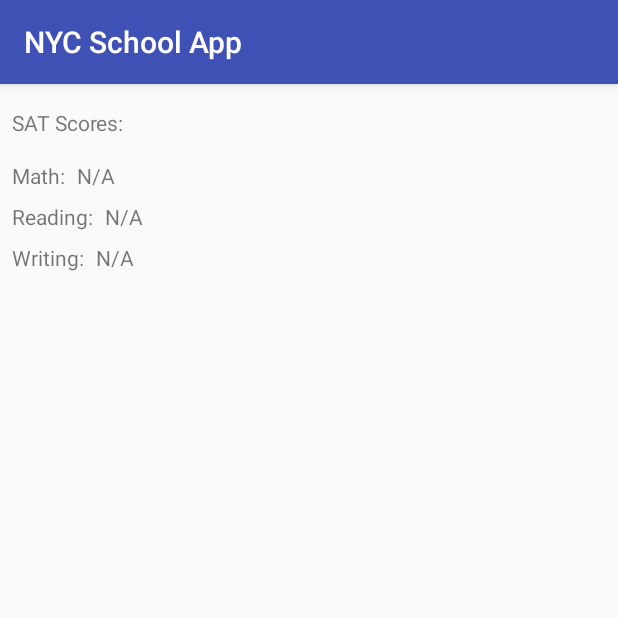
After one commit to andykeem/nyc_school, an Android app: the DetailActivity screen opened directly, with no data from a screen before it, on a phone screen of 412 x 824 dp, the top half of it. The commit adds this screen. Run offline under Robolectric (Android 15) with nearby library versions, the phone set to English and light mode, and no system bars; network calls fail; 2 statements that could not run were skipped.

Commit message:
list and detail logics added

```diff
--- a/NYCSchoolApp/app/build.gradle
+++ b/NYCSchoolApp/app/build.gradle
@@ -19,11 +19,12 @@ android {
 }
 
 dependencies {
-    implementation fileTree(dir: 'libs', include: ['*.jar'])
+    implementation fileTree(include: ['*.jar'], dir: 'libs')
     implementation 'com.android.support:appcompat-v7:26.1.0'
     implementation 'com.android.support.constraint:constraint-layout:1.0.2'
     implementation 'com.android.support:support-v4:26.1.0'
     testImplementation 'junit:junit:4.12'
     androidTestImplementation 'com.android.support.test:runner:1.0.1'
     androidTestImplementation 'com.android.support.test.espresso:espresso-core:3.0.1'
+    implementation 'com.android.support:recyclerview-v7:26.1.0'
 }
--- a/NYCSchoolApp/app/src/main/AndroidManifest.xml
+++ b/NYCSchoolApp/app/src/main/AndroidManifest.xml
@@ -18,6 +18,7 @@
                 <category android:name="android.intent.category.LAUNCHER" />
             </intent-filter>
         </activity>
+        <activity android:name=".DetailActivity"></activity>
     </application>
 
 </manifest>
--- /dev/null
+++ b/NYCSchoolApp/app/src/main/java/com/example/andyk/nycschoolapp/DetailActivity.java
@@ -0,0 +1,33 @@
+package com.example.andyk.nycschoolapp;
+
+import android.content.Context;
+import android.content.Intent;
+import android.support.v4.app.Fragment;
+import android.support.v4.app.FragmentManager;
+import android.support.v7.app.AppCompatActivity;
+import android.os.Bundle;
+
+public class DetailActivity extends AppCompatActivity {
+
+    protected static final String INTENT_EXTRA_SCHOOL_DBN = "dbn";
+
+    @Override
+    protected void onCreate(Bundle savedInstanceState) {
+        super.onCreate(savedInstanceState);
+        setContentView(R.layout.activity_detail);
+
+        FragmentManager fm = this.getSupportFragmentManager();
+        Fragment f = fm.findFragmentById(R.id.fragment_container);
+        if (f == null) {
+            String schoolDbn = this.getIntent().getStringExtra(INTENT_EXTRA_SCHOOL_DBN);
+            f = DetailFragment.newFragment(schoolDbn);
+            fm.beginTransaction()
+                    .add(R.id.fragment_container, f)
+                    .commit();
+        }
+    }
+
+    public static Intent newIntent(Context context) {
+        return new Intent(context, DetailActivity.class);
+    }
+}
--- /dev/null
+++ b/NYCSchoolApp/app/src/main/java/com/example/andyk/nycschoolapp/DetailFragment.java
@@ -0,0 +1,101 @@
+package com.example.andyk.nycschoolapp;
+
+
+import android.os.AsyncTask;
+import android.os.Bundle;
+import android.support.annotation.Nullable;
+import android.support.v4.app.Fragment;
+import android.support.v7.app.ActionBar;
+import android.support.v7.app.AppCompatActivity;
+import android.text.TextUtils;
+import android.view.LayoutInflater;
+import android.view.View;
+import android.view.ViewGroup;
+import android.widget.TextView;
+
+import com.example.andyk.nycschoolapp.helper.SchoolDetailFetcher;
+import com.example.andyk.nycschoolapp.model.SchoolDetail;
+
+
+/**
+ * A simple {@link Fragment} subclass.
+ */
+public class DetailFragment extends Fragment {
+
+    protected static final String TAG = DetailFragment.class.getSimpleName();
+    protected static final String ARG_DBN = "dbn";
+    protected ActionBar mActionBar;
+    protected SchoolDetail mDetail;
+    protected TextView mTvScoreMath;
+    protected TextView mTvScoreReading;
+    protected TextView mTvScoreWriting;
+
+    public DetailFragment() {
+        // Required empty public constructor
+    }
+
+    @Override
+    public void onCreate(@Nullable Bundle savedInstanceState) {
+        super.onCreate(savedInstanceState);
+        Bundle args = this.getArguments();
+        String schoolDbn = args.getString(ARG_DBN);
+        String[] params = new String[]{schoolDbn};
+        new SchoolDetailTask().execute(params);
+        mActionBar = ((AppCompatActivity) this.getActivity()).getSupportActionBar();
+    }
+
+    @Override
+    public View onCreateView(LayoutInflater inflater, ViewGroup container,
+                             Bundle savedInstanceState) {
+        // Inflate the layout for this fragment
+        View v = inflater.inflate(R.layout.fragment_detail, container, false);
+        mTvScoreMath = v.findViewById(R.id.tv_score_math);
+        mTvScoreReading = v.findViewById(R.id.tv_score_reading);
+        mTvScoreWriting = v.findViewById(R.id.tv_score_writing);
+        return v;
+    }
+
+    public void updateUI() {
+        String notAvailable = this.getResources().getString(R.string.not_available);
+        if ((mDetail != null) && !TextUtils.isEmpty(mDetail.getName())) {
+            mActionBar.setTitle(mDetail.getName());
+        }
+        if ((mDetail != null) && !TextUtils.isEmpty(mDetail.getSatMath())) {
+            mTvScoreMath.setText(mDetail.getSatMath());
+        } else {
+            mTvScoreMath.setText(notAvailable);
+        }
+        if ((mDetail != null) && !TextUtils.isEmpty(mDetail.getSatReading())) {
+            mTvScoreReading.setText(mDetail.getSatReading());
+        } else {
+            mTvScoreReading.setText(notAvailable);
+        }
+        if ((mDetail != null) && !TextUtils.isEmpty(mDetail.getSatWriting())) {
+            mTvScoreWriting.setText(mDetail.getSatWriting());
+        } else {
+            mTvScoreWriting.setText(notAvailable);
+        }
+    }
+
+    public static Fragment newFragment(String schoolDbn) {
+        Bundle args = new Bundle();
+        args.putString(ARG_DBN, schoolDbn);
+        Fragment frgmnt = new DetailFragment();
+        frgmnt.setArguments(args);
+        return frgmnt;
+    }
+
+    private class SchoolDetailTask extends AsyncTask<String, Void, SchoolDetail> {
+        @Override
+        protected SchoolDetail doInBackground(String... params) {
+            String schoolDbn = params[0];
+            SchoolDetail detail = new SchoolDetailFetcher().getDetailByDbn(schoolDbn);
+            return detail;
+        }
+        @Override
+        protected void onPostExecute(SchoolDetail result) {
+            mDetail = result;
+            updateUI();
+        }
+    }
+}
--- a/NYCSchoolApp/app/src/main/java/com/example/andyk/nycschoolapp/MainActivity.java
+++ b/NYCSchoolApp/app/src/main/java/com/example/andyk/nycschoolapp/MainActivity.java
@@ -3,8 +3,6 @@ package com.example.andyk.nycschoolapp;
 import android.os.Bundle;
 import android.support.v4.app.Fragment;
 import android.support.v7.app.AppCompatActivity;
-
-import com.example.andyk.nycschoolapp.helper.MainFragment;
 
 public class MainActivity extends AppCompatActivity {
 
--- a/NYCSchoolApp/app/src/main/java/com/example/andyk/nycschoolapp/helper/HttpRequest.java
+++ b/NYCSchoolApp/app/src/main/java/com/example/andyk/nycschoolapp/helper/HttpRequest.java
@@ -9,6 +9,8 @@ import java.io.OutputStream;
 import java.net.HttpURLConnection;
 import java.net.MalformedURLException;
 import java.net.URL;
+import java.util.HashMap;
+import java.util.Map;
 
 /**
  * Created by andyk on 3/7/18.
@@ -17,11 +19,15 @@ import java.net.URL;
 public class HttpRequest {
 
     protected static final String TAG = HttpRequest.class.getSimpleName();
+    protected Map<String, String> mParams = new HashMap<>();
 
     public String getUrlString(String url) {
         byte[] bytes = null;
         try {
             bytes = this.getUrlBytes(url);
+            if (bytes == null) {
+                return null;
+            }
             String response = new String(bytes);
             return response;
         } catch (IOException ioe) {
@@ -47,4 +53,8 @@ public class HttpRequest {
         conn.disconnect();
         return out.toByteArray();
     }
+
+    protected void setParam(String key, String val) {
+        mParams.put(key, val);
+    }
 }
--- /dev/null
+++ b/NYCSchoolApp/app/src/main/java/com/example/andyk/nycschoolapp/helper/SchoolDetailFetcher.java
@@ -0,0 +1,63 @@
+package com.example.andyk.nycschoolapp.helper;
+
+import android.net.Uri;
+import android.util.Log;
+
+import com.example.andyk.nycschoolapp.model.SchoolDetail;
+
+import org.json.JSONArray;
+import org.json.JSONException;
+import org.json.JSONObject;
+import org.json.JSONTokener;
+
+/**
+ * Created by andyk on 3/7/18.
+ */
+
+public class SchoolDetailFetcher extends SchoolFetcher {
+
+    protected static final String TAG = SchoolDetailFetcher.class.getSimpleName();
+    protected static final String PATH = "resource/734v-jeq5.json";
+    protected static final String PARAM_DETAIL_KEY = "dbn";
+
+    protected Uri getRequestUri() {
+        Uri.Builder baseUri = this.getBaseUri();
+        baseUri.appendEncodedPath(PATH);
+        for (String key : mParams.keySet()) {
+            String val = mParams.get(key);
+            baseUri.appendQueryParameter(key, val);
+        }
+        Uri uri = baseUri.build();
+        return uri;
+    }
+
+    public SchoolDetail getDetailByDbn(String dbn) {
+        this.setParam(PARAM_DETAIL_KEY, dbn);
+        String url = this.getRequestUrl();
+        String resp = this.getUrlString(url);
+        SchoolDetail detail = this.getSchoolDetail(resp);
+        return detail;
+    }
+
+    protected SchoolDetail getSchoolDetail(String resp) {
+        try {
+            JSONArray arr = (JSONArray) new JSONTokener(resp).nextValue();
+            int numItems = arr.length();
+            for (int i = 0; i < numItems; i++) {
+                JSONObject json = (JSONObject) arr.get(i);
+                if (json != null) {
+                    SchoolDetail detail = new SchoolDetail();
+                    detail.setDbn(json.getString("dbn"));
+                    detail.setSatReading(json.getString("sat_critical_reading_avg_score"));
+                    detail.setSatMath(json.getString("sat_math_avg_score"));
+                    detail.setSatWriting(json.getString("sat_writing_avg_score"));
+                    detail.setName(json.getString("school_name"));
+                    return detail;
+                }
+            }
+        } catch (JSONException je) {
+            Log.e(TAG, je.getMessage(), je);
+        }
+        return null;
+    }
+}
--- /dev/null
+++ b/NYCSchoolApp/app/src/main/res/layout/activity_detail.xml
@@ -0,0 +1,10 @@
+<?xml version="1.0" encoding="utf-8"?>
+<android.support.constraint.ConstraintLayout xmlns:android="http://schemas.android.com/apk/res/android"
+    xmlns:app="http://schemas.android.com/apk/res-auto"
+    xmlns:tools="http://schemas.android.com/tools"
+    android:layout_width="match_parent"
+    android:layout_height="match_parent"
+    tools:context="com.example.andyk.nycschoolapp.DetailActivity"
+    android:id="@+id/fragment_container">
+
+</android.support.constraint.ConstraintLayout>
--- /dev/null
+++ b/NYCSchoolApp/app/src/main/res/layout/fragment_detail.xml
@@ -0,0 +1,77 @@
+<android.support.constraint.ConstraintLayout xmlns:android="http://schemas.android.com/apk/res/android"
+    xmlns:app="http://schemas.android.com/apk/res-auto"
+    xmlns:tools="http://schemas.android.com/tools"
+    android:id="@+id/frameLayout"
+    android:layout_width="match_parent"
+    android:layout_height="match_parent"
+    tools:context="com.example.andyk.nycschoolapp.DetailFragment">
+
+    <!-- TODO: Update blank fragment layout -->
+    <TextView
+        android:id="@+id/tv_sat_score"
+        android:layout_width="match_parent"
+        android:layout_height="wrap_content"
+        android:text="@string/sat_scores"
+        android:layout_marginLeft="8dp"
+        android:layout_marginTop="16dp"
+        app:layout_constraintLeft_toLeftOf="parent"
+        app:layout_constraintTop_toTopOf="parent" />
+
+    <TextView
+        android:id="@+id/tv_label_math"
+        android:layout_width="wrap_content"
+        android:layout_height="wrap_content"
+        android:layout_marginLeft="8dp"
+        android:layout_marginTop="16dp"
+        android:text="@string/math"
+        app:layout_constraintLeft_toLeftOf="parent"
+        app:layout_constraintTop_toBottomOf="@id/tv_sat_score" />
+
+    <TextView
+        android:layout_width="wrap_content"
+        android:layout_height="wrap_content"
+        android:layout_marginLeft="8dp"
+        android:layout_marginTop="16dp"
+        android:id="@+id/tv_score_math"
+        app:layout_constraintLeft_toRightOf="@id/tv_label_math"
+        app:layout_constraintTop_toBottomOf="@id/tv_sat_score"/>
+
+    <TextView
+        android:id="@+id/tv_label_reading"
+        android:layout_width="wrap_content"
+        android:layout_height="wrap_content"
+        android:layout_marginLeft="8dp"
+        android:layout_marginTop="8dp"
+        android:text="@string/reading"
+        app:layout_constraintLeft_toLeftOf="parent"
+        app:layout_constraintTop_toBottomOf="@id/tv_label_math" />
+
+    <TextView
+        android:layout_width="wrap_content"
+        android:layout_height="wrap_content"
+        android:layout_marginLeft="8dp"
+        android:layout_marginTop="8dp"
+        android:id="@+id/tv_score_reading"
+        app:layout_constraintLeft_toRightOf="@id/tv_label_reading"
+        app:layout_constraintTop_toBottomOf="@id/tv_score_math"/>
+
+    <TextView
+        android:id="@+id/tv_label_writing"
+        android:layout_width="wrap_content"
+        android:layout_height="wrap_content"
+        android:layout_marginLeft="8dp"
+        android:layout_marginTop="8dp"
+        android:text="@string/writing"
+        app:layout_constraintLeft_toLeftOf="parent"
+        app:layout_constraintTop_toBottomOf="@id/tv_label_reading" />
+
+    <TextView
+        android:layout_width="wrap_content"
+        android:layout_height="wrap_content"
+        android:layout_marginLeft="8dp"
+        android:layout_marginTop="8dp"
+        android:id="@+id/tv_score_writing"
+        app:layout_constraintLeft_toRightOf="@id/tv_label_writing"
+        app:layout_constraintTop_toBottomOf="@id/tv_score_reading"/>
+
+</android.support.constraint.ConstraintLayout>
--- a/NYCSchoolApp/app/src/main/res/values/strings.xml
+++ b/NYCSchoolApp/app/src/main/res/values/strings.xml
@@ -3,4 +3,9 @@
 
     <!-- TODO: Remove or change this placeholder text -->
     <string name="hello_blank_fragment">Hello blank fragment</string>
+    <string name="sat_scores">SAT Scores:</string>
+    <string name="math">Math:</string>
+    <string name="reading">Reading:</string>
+    <string name="writing">Writing:</string>
+    <string name="not_available">N/A</string>
 </resources>
```
Also changed, not shown: NYCSchoolApp/app/src/main/java/com/example/andyk/nycschoolapp/MainFragment.java (added, +116 -0 lines), NYCSchoolApp/app/src/main/java/com/example/andyk/nycschoolapp/helper/MainFragment.java (deleted, +0 -65 lines), NYCSchoolApp/app/src/main/java/com/example/andyk/nycschoolapp/helper/SchoolFetcher.java (+58 -11 lines), NYCSchoolApp/app/src/main/java/com/example/andyk/nycschoolapp/model/School.java (added, +26 -0 lines), NYCSchoolApp/app/src/main/java/com/example/andyk/nycschoolapp/model/SchoolDetail.java (added, +35 -0 lines), NYCSchoolApp/app/src/main/res/layout/fragment_main.xml (+8 -3 lines), NYCSchoolApp/app/src/main/res/layout/school_list_item.xml (added, +25 -0 lines).
